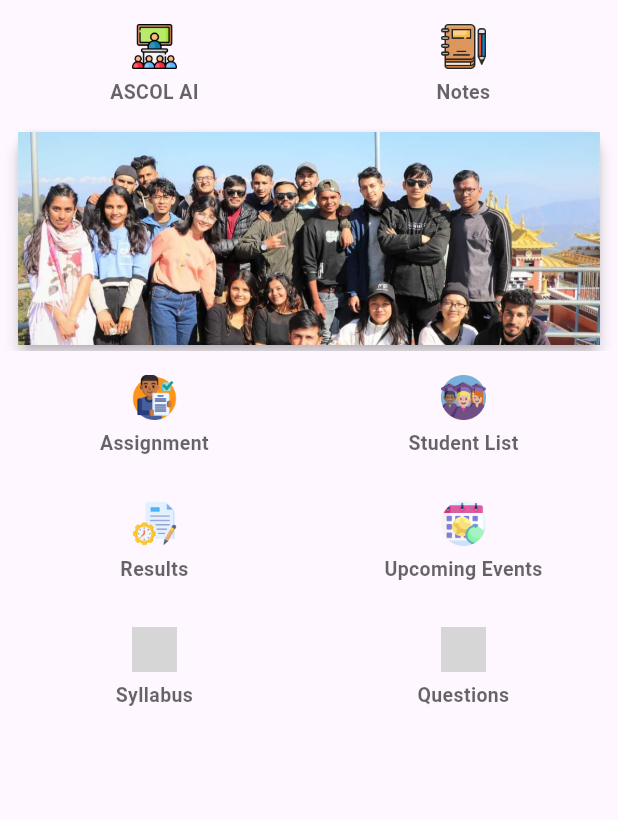
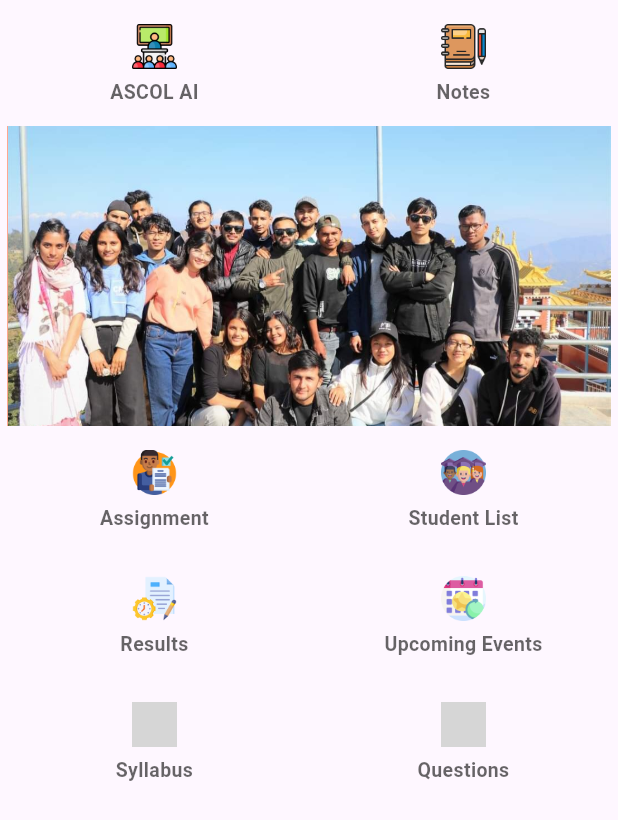
Before and after one commit to 919Umesh/BIT_ASCOL, a Flutter app: the GridListView widget shown alone on an empty page, opened directly, on a phone screen of 412 x 824 dp. Shown: the top 820 px of the screen. Run offline on Flutter 3.47's test engine with Material 3 defaults, Android fonts, the phone set to English and light mode, and no system bars; drawn by our look-alikes of carousel_slider; our stand-ins replace cached_network_image, cloud_firestore, connectivity_plus, emoji_picker_flutter, file_picker, firebase_auth and 17 more; missing offline and left inert: syncfusion_flutter_pdfviewer; accounts and stored records are empty; network calls fail; grey boxes are pictures that could not be loaded.

```diff
--- a/lib/components/gridListView.dart
+++ b/lib/components/gridListView.dart
@@ -2,6 +2,7 @@ import 'package:bit_ascol/components/scrolling.dart';
 import 'package:bit_ascol/screens/Home/syllabus/s_semster.dart';
 import 'package:bit_ascol/services/router/router_name.dart';
 import 'package:bit_ascol/utils/font_Style.dart';
+import 'package:carousel_slider/carousel_slider.dart';
 import 'package:flutter/material.dart';
 import '../config/assetList.dart';
 import '../screens/Home/questions/q_semester.dart';
@@ -48,7 +49,7 @@ class _GridListViewState extends State<GridListView> {
             ),
           ],
         ),
-        const ScrollingImages(),
+        _buildPromoBanner(),
         Row(
           children: [
             Expanded(
@@ -175,3 +176,49 @@ class GridWidget extends StatelessWidget {
     );
   }
 }
+
+
+
+Widget _buildPromoBanner() {
+  // List of local asset image URLs to display in the carousel
+  final List<String> imageUrls = [
+    AssetsList.first1,
+    AssetsList.first2,
+    AssetsList.second,
+    // Add more image URLs as needed
+  ];
+
+  return CarouselSlider(
+    options: CarouselOptions(
+      height: 200,
+      autoPlay: true,
+      viewportFraction: 1.0,
+    ),
+    items: imageUrls.map((url) {
+      return Builder(
+        builder: (BuildContext context) {
+          return Container(
+            width: MediaQuery.of(context).size.width,
+            margin: const EdgeInsets.symmetric(horizontal: 5.0),
+            decoration: const BoxDecoration(
+              gradient: LinearGradient(
+                colors: [Colors.deepOrange, Colors.orange],
+              ),
+            ),
+            child: Image.asset(
+              url,
+              fit: BoxFit.cover,
+              errorBuilder: (context, error, stackTrace) {
+                return const Icon(
+                  Icons.error,
+                  color: Colors.red,
+                  size: 50,
+                );
+              },
+            ),
+          );
+        },
+      );
+    }).toList(),
+  );
+}
--- a/pubspec.yaml
+++ b/pubspec.yaml
@@ -73,6 +73,7 @@ dependencies:
   intl: ^0.19.0
   firebase_analytics: ^11.3.0
   multi_image_picker_plus: ^0.0.5
+  carousel_slider: ^5.0.0
 
 dev_dependencies:
   flutter_test:
```
Also changed, not shown: lib/screens/Home/home.dart (+58 -11 lines), pubspec.lock.
